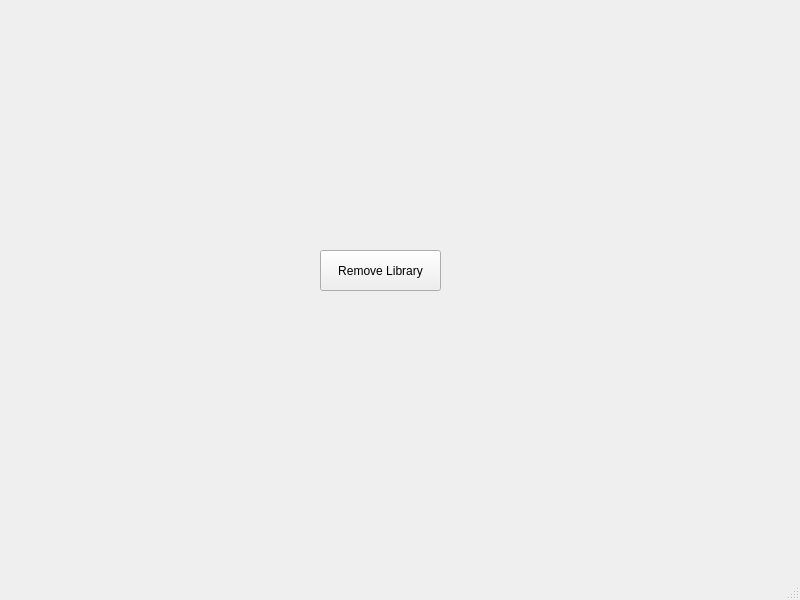
Old version of the form src/main/resources/main_window.ui in the repository apastel/ytmusic-deleter.
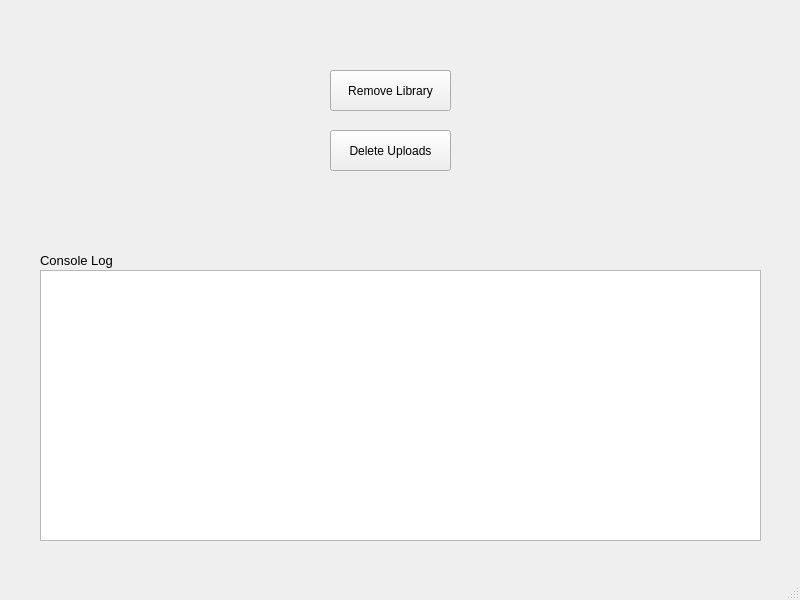
New version of the form.

Patch:
```diff
--- a/src/main/resources/main_window.ui
+++ b/src/main/resources/main_window.ui
@@ -17,8 +17,8 @@
    <widget class="QPushButton" name="removeLibraryButton">
     <property name="geometry">
      <rect>
-      <x>320</x>
-      <y>250</y>
+      <x>330</x>
+      <y>70</y>
       <width>121</width>
       <height>41</height>
      </rect>
@@ -30,6 +30,54 @@
      <bool>false</bool>
     </property>
    </widget>
+   <widget class="QPlainTextEdit" name="consoleTextArea">
+    <property name="geometry">
+     <rect>
+      <x>40</x>
+      <y>270</y>
+      <width>721</width>
+      <height>271</height>
+     </rect>
+    </property>
+    <property name="readOnly">
+     <bool>true</bool>
+    </property>
+   </widget>
+   <widget class="QPushButton" name="deleteUploadsButton">
+    <property name="geometry">
+     <rect>
+      <x>330</x>
+      <y>130</y>
+      <width>121</width>
+      <height>41</height>
+     </rect>
+    </property>
+    <property name="text">
+     <string>Delete Uploads</string>
+    </property>
+    <property name="default">
+     <bool>false</bool>
+    </property>
+   </widget>
+   <widget class="QLabel" name="consoleLabel">
+    <property name="geometry">
+     <rect>
+      <x>40</x>
+      <y>250</y>
+      <width>81</width>
+      <height>21</height>
+     </rect>
+    </property>
+    <property name="font">
+     <font>
+      <family>Arial</family>
+      <pointsize>10</pointsize>
+     </font>
+    </property>
+    <property name="text">
+     <string>Console Log</string>
+    </property>
+   </widget>
   </widget>
   <widget class="QMenuBar" name="menubar">
    <property name="geometry">
```
